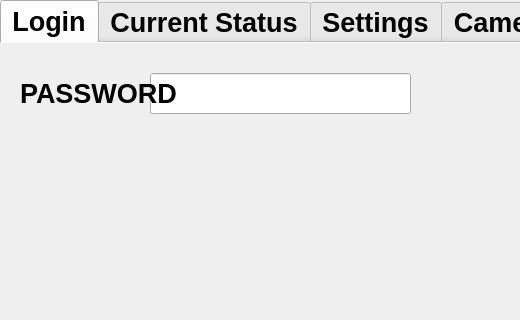
First picture: the form in SMRS.ui, repository quilp007/SMRS, before the edit; both pictures show x 0 to 520 and y 0 to 320 of the 1015 by 570 pixel window.
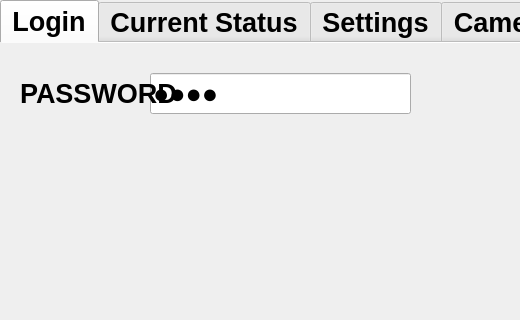
Second picture: the form after the edit. Icons and pictures are not drawn.

Commit message: add validity check

Diff of the .ui file:
```diff
--- a/SMRS.ui
+++ b/SMRS.ui
@@ -119,6 +119,9 @@
      <property name="inputMethodHints">
       <set>Qt::ImhHiddenText|Qt::ImhNoAutoUppercase|Qt::ImhNoPredictiveText|Qt::ImhSensitiveData</set>
      </property>
+     <property name="inputMask">
+      <string>0000</string>
+     </property>
      <property name="echoMode">
       <enum>QLineEdit::Password</enum>
      </property>
```
